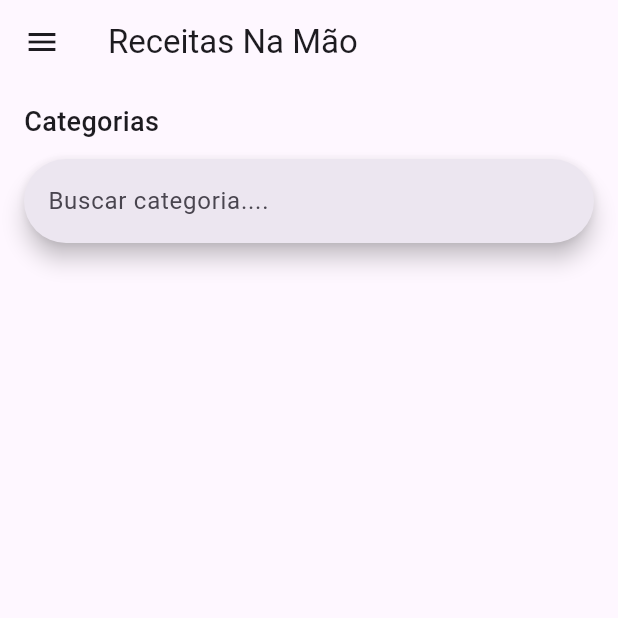
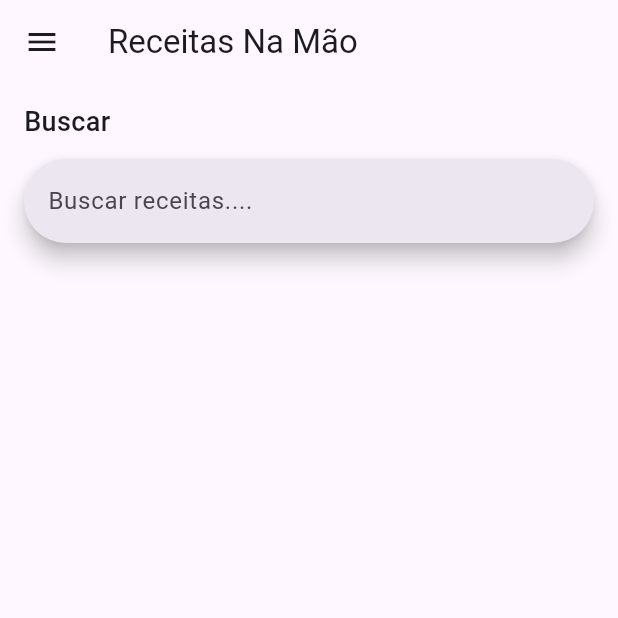
Before and after one commit to rejifre/ucs_projeto_app_receitas, a Flutter app: the HomeScreen screen opened by its route, item 3 of the bottom bar chosen, on a phone screen of 412 x 824 dp, the top half of it. Run offline on Flutter 3.47's test engine with Material 3 defaults, Android fonts, the phone set to English and light mode, and no system bars; our stand-ins replace logger, sqflite; accounts and stored records are empty.

Commit message:
search screen name

```diff
--- a/lib/screens/search_screen.dart
+++ b/lib/screens/search_screen.dart
@@ -62,14 +62,14 @@ class _SearchScreenState extends State<SearchScreen> {
           Padding(
             padding: const EdgeInsets.symmetric(horizontal: 8.0, vertical: 4.0),
             child: Text(
-              'Categorias',
+              'Buscar',
               style: TextStyle(fontSize: 18, fontWeight: FontWeight.w500),
             ),
           ),
           Padding(
             padding: const EdgeInsets.all(8.0),
             child: SearchBar(
-              hintText: 'Buscar categoria....',
+              hintText: 'Buscar receitas....',
               onChanged: (value) => _loadRecipes(query: value.trim()),
             ),
           ),
```
